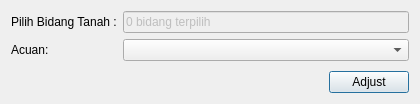
nyanyaon/GeoKKP-GIS, file ui/adjust.ui: the form before one commit.
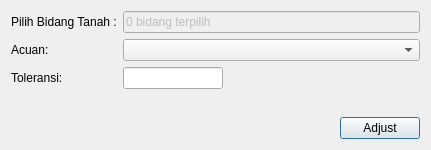
The form after the commit. Custom widgets are drawn as their Qt base class.

What changed in the file:
```diff
--- a/ui/adjust.ui
+++ b/ui/adjust.ui
@@ -6,15 +6,15 @@
    <rect>
     <x>0</x>
     <y>0</y>
-    <width>420</width>
-    <height>104</height>
+    <width>431</width>
+    <height>150</height>
    </rect>
   </property>
   <property name="windowTitle">
    <string>Adjust Persil Otomatis</string>
   </property>
-  <layout class="QVBoxLayout" name="verticalLayout">
-   <item>
+  <layout class="QGridLayout" name="gridLayout">
+   <item row="0" column="0">
     <layout class="QFormLayout" name="formLayout">
      <item row="0" column="0">
       <widget class="QLabel" name="label">
@@ -54,9 +54,31 @@
      <item row="1" column="1">
       <widget class="QgsMapLayerComboBox" name="layer_acuan"/>
      </item>
+     <item row="2" column="0">
+      <widget class="QLabel" name="label_3">
+       <property name="font">
+        <font>
+         <pointsize>9</pointsize>
+        </font>
+       </property>
+       <property name="text">
+        <string>Toleransi:</string>
+       </property>
+      </widget>
+     </item>
+     <item row="2" column="1">
+      <widget class="QLineEdit" name="tolerance">
+       <property name="maximumSize">
+        <size>
+         <width>100</width>
+         <height>16777215</height>
+        </size>
+       </property>
+      </widget>
+     </item>
     </layout>
    </item>
-   <item>
+   <item row="1" column="0">
     <layout class="QHBoxLayout" name="horizontalLayout">
      <item>
       <spacer name="horizontalSpacer">
```
